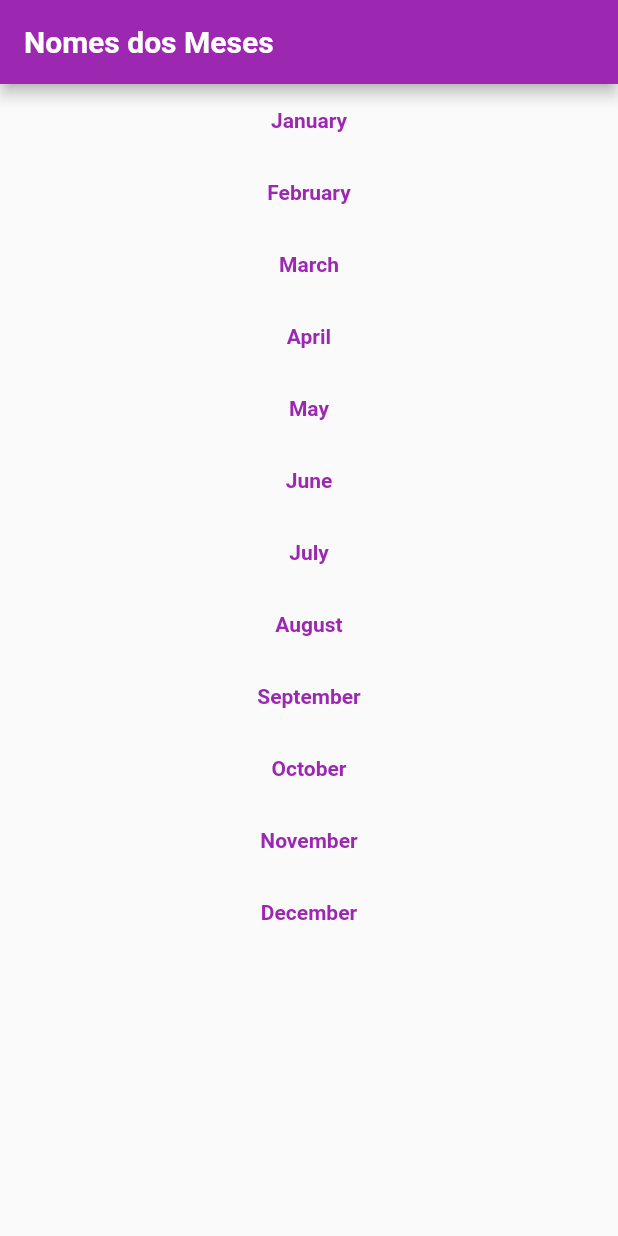
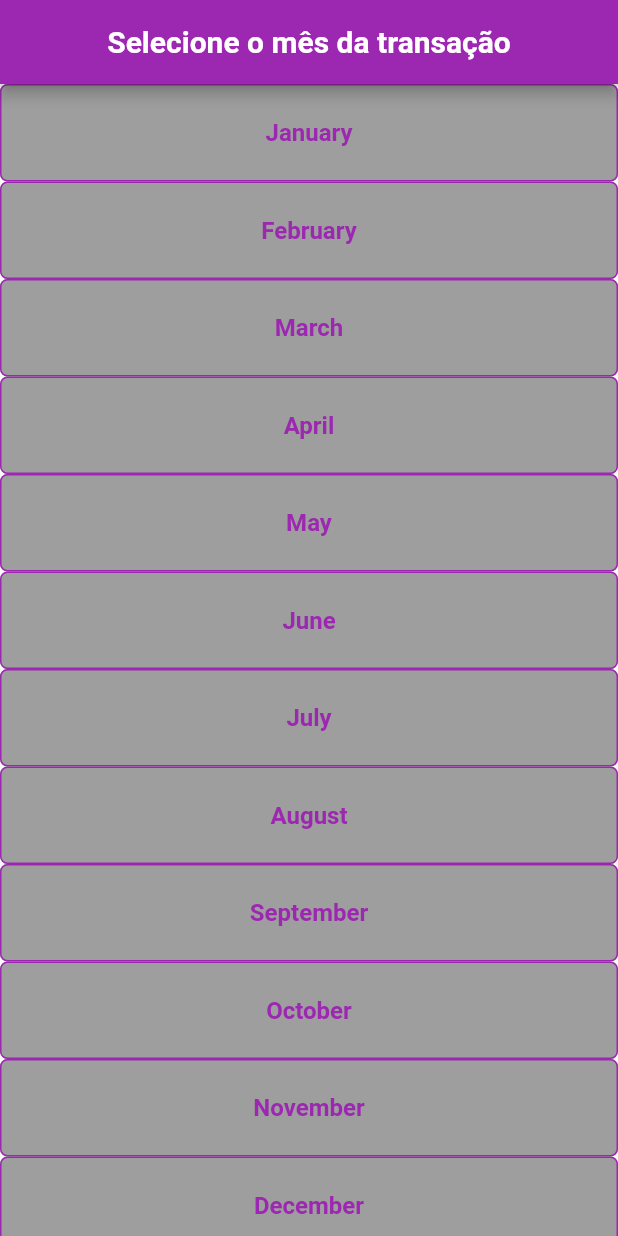
Before and after one commit to igorhenschel/app_educativo, a Flutter app: the screen it shows after launch, on a phone screen of 412 x 824 dp. Run offline on Flutter 3.47's test engine with Material 2 defaults, Android fonts, the light colour scheme and no system bars; Roboto replaces fonts that are missing (OpenSans).

Commit message:
mudanças no main e meses.dart
estilizações

```diff
--- a/lib/components/meses.dart
+++ b/lib/components/meses.dart
@@ -7,27 +7,57 @@ class HomeMeses extends StatelessWidget {
   final List<String> _meses = List.generate(12, (index) {
     DateTime dateTime = DateTime(DateTime.now().year, index + 1);
     return DateFormat.MMMM().format(dateTime);
-
   });
 
   @override
   Widget build(BuildContext context) {
     return Scaffold(
       appBar: AppBar(
-        title: Text('Nomes dos Meses'),
+        title: Text(
+          'Selecione o mês da transação',
         ),
-
+        centerTitle: true,
+      ),
       body: Center(
-        child: ListView.builder(
+        child: Container(
+          width: double.infinity,
+          height: double.infinity,
+          child: SingleChildScrollView(
+            child: Column(
+              mainAxisAlignment: MainAxisAlignment.center,
+              children: [
+                ListView.builder(
+                  shrinkWrap: true,
                   itemCount: _meses.length,
                   itemBuilder: (context, index) {
-            return TextButton(
+                    return SizedBox(
+                      height: 65,
+                      child: TextButton(
                         onPressed: () {
                           Navigator.pushNamed(context, '/detalhes',
                               arguments: _meses[index]);
                         },
-                child: Text(_meses[index]));
+                        child: Text(
+                          _meses[index],
+                          style: TextStyle(
+                            fontSize: 16.0,
+                            fontWeight: FontWeight.w600,
+                          ),
+                        ),
+                        style: TextButton.styleFrom(
+                          backgroundColor: Colors.grey,
+                          shape: RoundedRectangleBorder(
+                            borderRadius: BorderRadius.circular(5),
+                            side: BorderSide(color: Colors.purple, width: 1),
+                          ),
+                        ),
+                      ),
+                    );
                   },
+                ),
+              ],
+            ),
+          ),
         ),
       ),
     );
--- a/lib/main.dart
+++ b/lib/main.dart
@@ -132,6 +132,7 @@ class _MyHomePageState extends State<MyHomePage> {
     final PreferredSizeWidget appBar = AppBar(
       title: const Text('Despesas Pessoais'),
       actions: actions,
+      centerTitle: true,
     );
 
     final availableHeight = mediaQuery.size.height -
```
Lines whose indentation alone changed are shown as unchanged.
